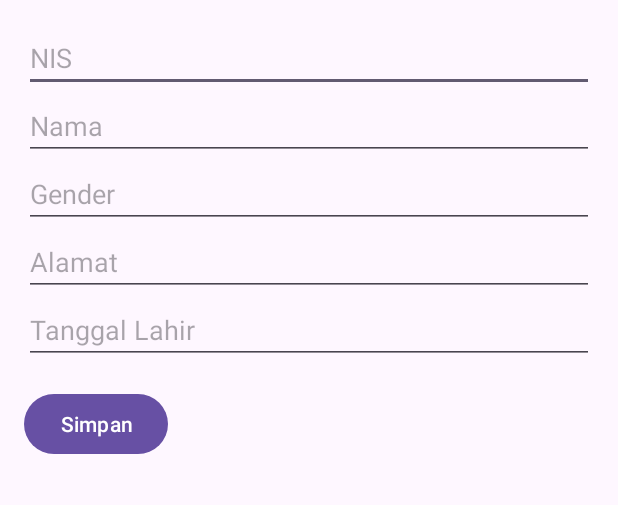
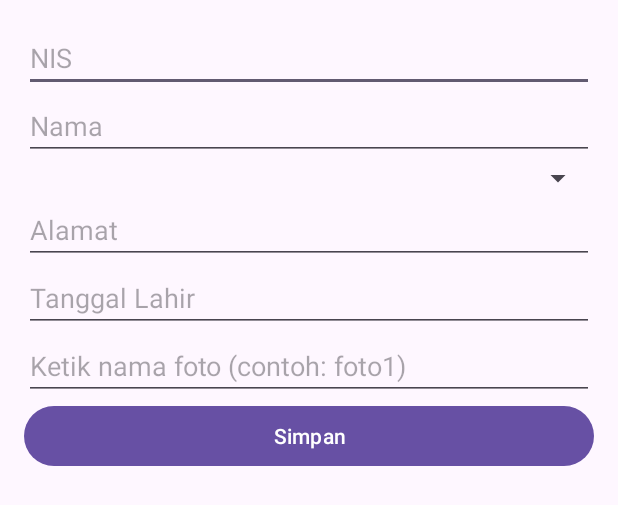
Before and after one commit to karllo2111/TPA-Frontend, an Android app: the layout activity_tambah_siswa.xml on its own in the app's theme, with its tools: preview values and no code run, on a phone screen of 412 x 824 dp. Shown: the top 505 px of the screen. Run offline under Robolectric (Android 15) with nearby library versions, the phone set to English and light mode, and no system bars.

Commit message:
finishing crud siswa

```diff
--- a/app/src/main/java/com/example/tenizenapp/EditSiswaActivity.kt
+++ b/app/src/main/java/com/example/tenizenapp/EditSiswaActivity.kt
@@ -85,6 +85,7 @@ class EditSiswaActivity : AppCompatActivity() {
             super.onPostExecute(result)
             if (result.contains("berhasil", ignoreCase = true)) {
                 Toast.makeText(this@EditSiswaActivity, "Update berhasil!", Toast.LENGTH_SHORT).show()
+                setResult(RESULT_OK)
                 finish()
             } else {
                 Toast.makeText(this@EditSiswaActivity, "Update gagal: $result", Toast.LENGTH_LONG).show()
--- a/app/src/main/res/layout/activity_tambah_siswa.xml
+++ b/app/src/main/res/layout/activity_tambah_siswa.xml
@@ -1,46 +1,52 @@
-<?xml version="1.0" encoding="utf-8"?>
-<LinearLayout xmlns:android="http://schemas.android.com/apk/res/android"
-    android:id="@+id/main"
+<LinearLayout
+    xmlns:android="http://schemas.android.com/apk/res/android"
     android:layout_width="match_parent"
     android:layout_height="match_parent"
     android:orientation="vertical"
     android:padding="16dp">
 
     <EditText
-        android:id="@+id/etNis"
+        android:id="@+id/etNIS"
+        android:hint="NIS"
         android:layout_width="match_parent"
-        android:layout_height="wrap_content"
-        android:hint="NIS" />
+        android:layout_height="wrap_content"/>
 
     <EditText
         android:id="@+id/etNama"
+        android:hint="Nama"
         android:layout_width="match_parent"
-        android:layout_height="wrap_content"
-        android:hint="Nama" />
+        android:layout_height="wrap_content"/>
 
-    <EditText
-        android:id="@+id/etGender"
+    <Spinner
+        android:id="@+id/spGender"
         android:layout_width="match_parent"
-        android:layout_height="wrap_content"
-        android:hint="Gender" />
+        android:layout_height="wrap_content"/>
 
     <EditText
         android:id="@+id/etAlamat"
+        android:hint="Alamat"
         android:layout_width="match_parent"
-        android:layout_height="wrap_content"
-        android:hint="Alamat" />
+        android:layout_height="wrap_content"/>
 
     <EditText
         android:id="@+id/etTglLahir"
+        android:hint="Tanggal Lahir"
+        android:focusable="false"
+        android:layout_width="match_parent"
+        android:layout_height="wrap_content"/>
+
+    <EditText
+        android:id="@+id/etFoto"
         android:layout_width="match_parent"
         android:layout_height="wrap_content"
-        android:hint="Tanggal Lahir" />
+        android:hint="Ketik nama foto (contoh: foto1)"
+        android:inputType="text" />
+
 
     <Button
         android:id="@+id/btnSimpan"
-        android:layout_width="wrap_content"
-        android:layout_height="wrap_content"
         android:text="Simpan"
-        android:layout_marginTop="16dp" />
+        android:layout_width="match_parent"
+        android:layout_height="wrap_content"/>
 
 </LinearLayout>
```
Also changed, not shown: app/src/main/java/com/example/tenizenapp/RequestHandler.kt (+63 -30 lines), app/src/main/java/com/example/tenizenapp/TambahSiswaActivity.kt (+76 -65 lines), app/src/main/res/values/strings.xml (+6 -1 lines).
